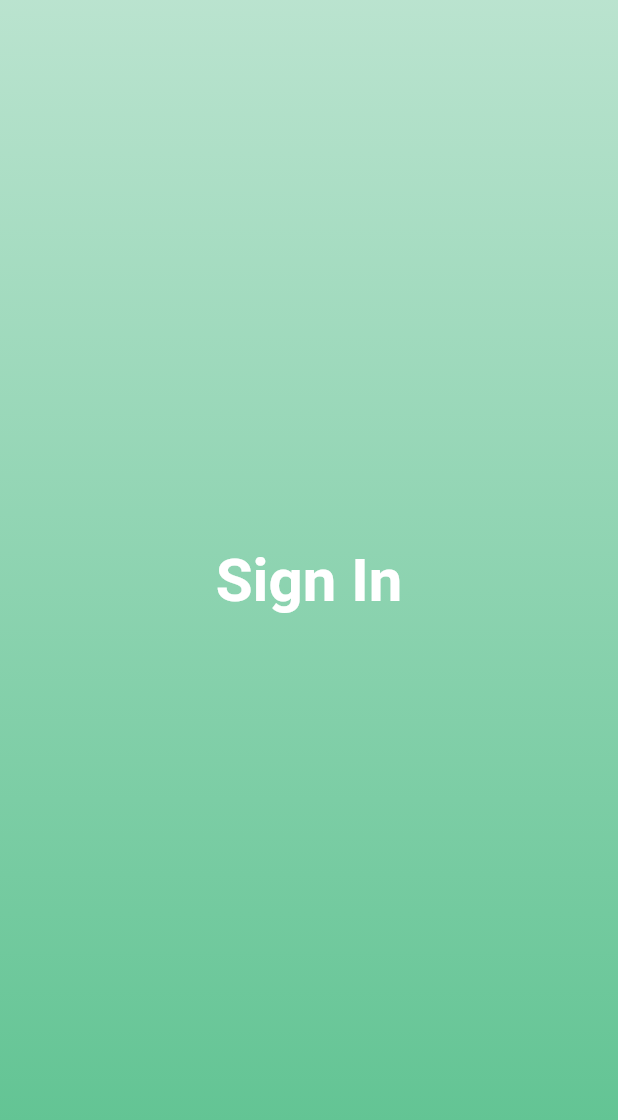
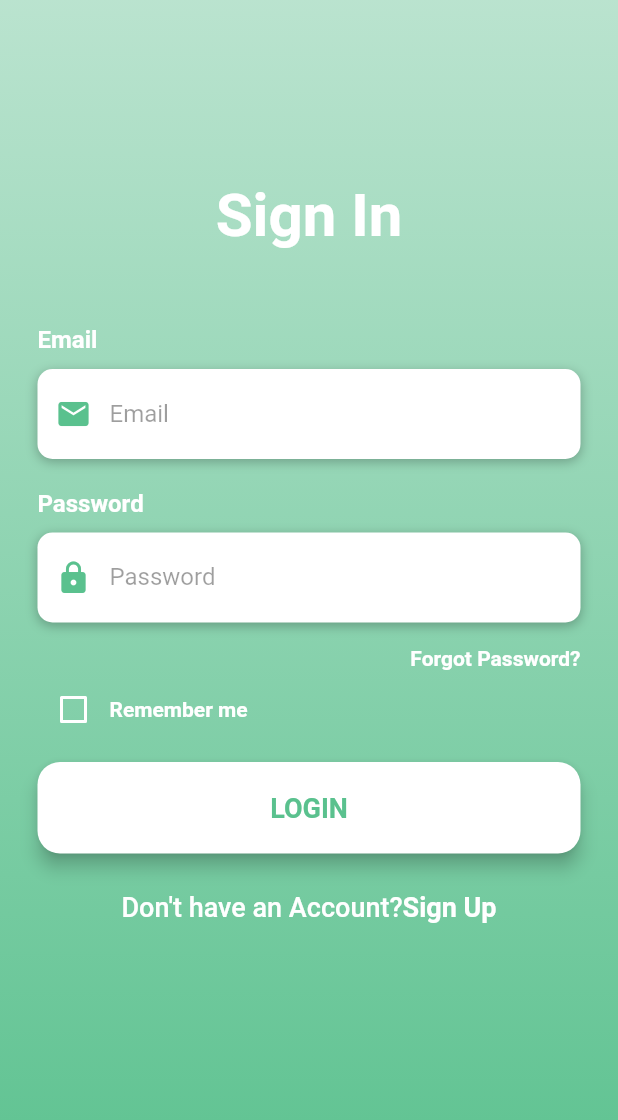
Before and after one commit to rishthekingboy/flutter-learning, a Flutter app: the screen it shows after launch, on a phone screen of 412 x 824 dp. Shown: the top 1120 px of the screen. Run offline on Flutter 3.47's test engine with Material 2 defaults, Android fonts, the phone set to English and light mode, and no system bars.

Commit message:
login ui done

```diff
--- a/lib/screens/Login.dart
+++ b/lib/screens/Login.dart
@@ -7,6 +7,190 @@ class LoginScreen extends StatefulWidget {
 }
 
 class _LoginScreenState extends State<LoginScreen> {
+  bool isRememberMe = false;
+
+  // COMPONENTS
+
+  Widget buildEmail() {
+    return Column(
+      crossAxisAlignment: CrossAxisAlignment.start,
+      children: <Widget>[
+        Text(
+          'Email',
+          style: TextStyle(
+            color: Colors.white,
+            fontSize: 16,
+            fontWeight: FontWeight.bold,
+          ),
+        ),
+        SizedBox(height: 10),
+        Container(
+          alignment: Alignment.center,
+          decoration: BoxDecoration(
+              color: Colors.white,
+              borderRadius: BorderRadius.circular(10),
+              boxShadow: [
+                BoxShadow(
+                  color: Colors.black26,
+                  blurRadius: 6,
+                  offset: Offset(0, 2),
+                )
+              ]),
+          height: 60,
+          child: TextField(
+            keyboardType: TextInputType.emailAddress,
+            style: TextStyle(color: Colors.black87),
+            decoration: InputDecoration(
+                border: InputBorder.none,
+                contentPadding: EdgeInsets.only(top: 14),
+                prefixIcon: Icon(
+                  Icons.email,
+                  color: Color(0xff5ac18e),
+                ),
+                hintText: 'Email',
+                hintStyle: TextStyle(color: Colors.black38)),
+          ),
+        )
+      ],
+    );
+  }
+
+  Widget buildPassword() {
+    return Column(
+      crossAxisAlignment: CrossAxisAlignment.start,
+      children: <Widget>[
+        Text(
+          'Password',
+          style: TextStyle(
+            color: Colors.white,
+            fontSize: 16,
+            fontWeight: FontWeight.bold,
+          ),
+        ),
+        SizedBox(height: 10),
+        Container(
+          alignment: Alignment.center,
+          decoration: BoxDecoration(
+              color: Colors.white,
+              borderRadius: BorderRadius.circular(10),
+              boxShadow: [
+                BoxShadow(
+                  color: Colors.black26,
+                  blurRadius: 6,
+                  offset: Offset(0, 2),
+                )
+              ]),
+          height: 60,
+          child: TextField(
+            obscureText: true,
+            style: TextStyle(color: Colors.black87),
+            decoration: InputDecoration(
+                border: InputBorder.none,
+                contentPadding: EdgeInsets.only(top: 14),
+                prefixIcon: Icon(
+                  Icons.lock,
+                  color: Color(0xff5ac18e),
+                ),
+                hintText: 'Password',
+                hintStyle: TextStyle(color: Colors.black38)),
+          ),
+        )
+      ],
+    );
+  }
+
+  Widget buildForgotPasswordButton() {
+    return Container(
+      alignment: Alignment.centerRight,
+      child: FlatButton(
+        onPressed: () => print("Forgot Password Pressed"),
+        padding: EdgeInsets.only(right: 0),
+        child: Text(
+          'Forgot Password?',
+          style: TextStyle(color: Colors.white, fontWeight: FontWeight.bold),
+        ),
+      ),
+    );
+  }
+
+  Widget buildRememberMeCheckBox() {
+    return Container(
+      height: 20,
+      child: Row(
+        children: <Widget>[
+          Theme(
+            data: ThemeData(unselectedWidgetColor: Colors.white),
+            child: Checkbox(
+              value: isRememberMe,
+              checkColor: Colors.green,
+              activeColor: Colors.white,
+              onChanged: (value) {
+                setState(() {
+                  isRememberMe = !isRememberMe;
+                });
+              },
+            ),
+          ),
+          Text(
+            'Remember me',
+            style: TextStyle(fontWeight: FontWeight.bold, color: Colors.white),
+          )
+        ],
+      ),
+    );
+  }
+
+  Widget buildLogInButton() {
+    return Container(
+      padding: EdgeInsets.symmetric(vertical: 25),
+      width: double.infinity,
+      child: RaisedButton(
+        elevation: 5,
+        onPressed: () => print("Login Pressed"),
+        padding: EdgeInsets.all(20),
+        shape: RoundedRectangleBorder(borderRadius: BorderRadius.circular(15)),
+        color: Colors.white,
+        child: Text(
+          "LOGIN",
+          style: TextStyle(
+            color: Color(0xff5ac18e),
+            fontSize: 18,
+            fontWeight: FontWeight.bold,
+          ),
+        ),
+      ),
+    );
+  }
+
+  Widget buildSignUpButton() {
+    return GestureDetector(
+      onTap: () => print("Sign Up Pressed"),
+      child: RichText(
+        text: TextSpan(
+          children: [
+            TextSpan(
+              text: "Don't have an Account?",
+              style: TextStyle(
+                color: Colors.white,
+                fontSize: 18,
+                fontWeight: FontWeight.w500
+              )
+            ),
+            TextSpan(
+              text: 'Sign Up',
+              style: TextStyle(
+                color: Colors.white,
+                fontSize: 18,
+                fontWeight: FontWeight.bold
+              )
+            )
+          ]
+        ),
+      ),
+    );
+  }
+
+  @override
   Widget build(BuildContext context) {
     return Scaffold(
       body: AnnotatedRegion<SystemUiOverlayStyle>(
@@ -26,9 +210,10 @@ class _LoginScreenState extends State<LoginScreen> {
                       Color(0x995ac18e),
                       Color(0xcc5ac18e),
                       Color(0xff5ac18e),
-                      ]
-                  )
-                ),
+                    ])),
+                child: SingleChildScrollView(
+                  physics: AlwaysScrollableScrollPhysics(),
+                  padding: EdgeInsets.symmetric(horizontal: 25, vertical: 120),
                   child: Column(
                     mainAxisAlignment: MainAxisAlignment.center,
                     children: <Widget>[
@@ -41,8 +226,15 @@ class _LoginScreenState extends State<LoginScreen> {
                         ),
                       ),
                       SizedBox(height: 50),
-
+                      buildEmail(),
+                      SizedBox(height: 20),
+                      buildPassword(),
+                      buildForgotPasswordButton(),
+                      buildRememberMeCheckBox(),
+                      buildLogInButton(),
+                      buildSignUpButton(),
                     ],
+                  ),
                 ),
               )
             ],
```
Lines whose indentation alone changed are shown as unchanged.
